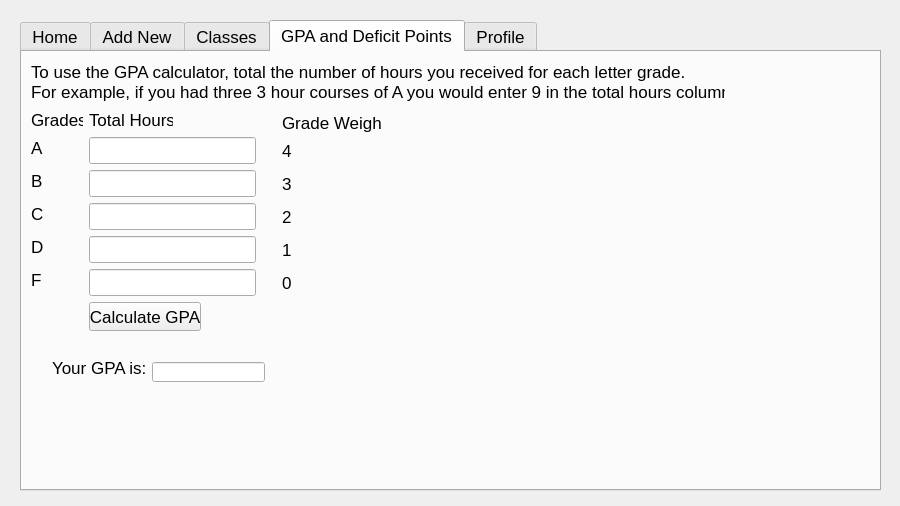
Above: mainwindow.ui from ptwich2/StudentScheduler- before the change. Below: the same form after it.
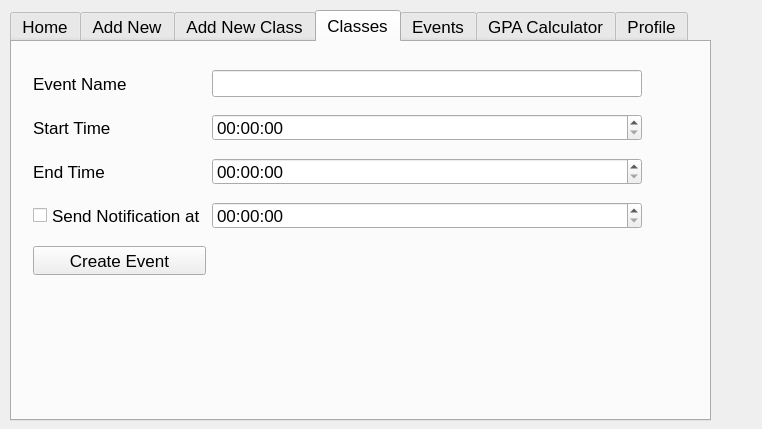
That is the form after the change. The open tabs and pages were chosen to show the change.

Commit message: updated ui/code with adding new events

The edit to the form file:
```diff
--- a/mainwindow.ui
+++ b/mainwindow.ui
@@ -9,8 +9,8 @@
    <rect>
     <x>0</x>
     <y>0</y>
-    <width>900</width>
-    <height>506</height>
+    <width>762</width>
+    <height>429</height>
    </rect>
   </property>
   <property name="windowTitle">
@@ -25,10 +25,10 @@
   <widget class="QTabWidget" name="tabWidget">
    <property name="geometry">
     <rect>
-     <x>20</x>
-     <y>20</y>
-     <width>861</width>
-     <height>471</height>
+     <x>10</x>
+     <y>10</y>
+     <width>701</width>
+     <height>411</height>
     </rect>
    </property>
    <property name="font">
@@ -282,9 +282,9 @@
      </widget>
     </widget>
    </widget>
-   <widget class="QWidget" name="tab">
+   <widget class="QWidget" name="addNewClass">
     <attribute name="title">
-     <string>Classes</string>
+     <string>Add New Class</string>
     </attribute>
     <widget class="QToolBox" name="toolBox_2">
      <property name="geometry">
@@ -459,7 +459,174 @@
    </widget>
    <widget class="QWidget" name="tab_2">
     <attribute name="title">
-     <string>GPA and Deficit Points</string>
+     <string>Classes</string>
+    </attribute>
+    <widget class="QCheckBox" name="sendNotification">
+     <property name="geometry">
+      <rect>
+       <x>21</x>
+       <y>161</y>
+       <width>173</width>
+       <height>25</height>
+      </rect>
+     </property>
+     <property name="text">
+      <string>Send Notification at </string>
+     </property>
+    </widget>
+    <widget class="QLabel" name="label_25">
+     <property name="geometry">
+      <rect>
+       <x>21</x>
+       <y>72</y>
+       <width>173</width>
+       <height>27</height>
+      </rect>
+     </property>
+     <property name="text">
+      <string>Start Time</string>
+     </property>
+    </widget>
+    <widget class="QLineEdit" name="eventName">
+     <property name="geometry">
+      <rect>
+       <x>200</x>
+       <y>28</y>
+       <width>430</width>
+       <height>27</height>
+      </rect>
+     </property>
+    </widget>
+    <widget class="QLabel" name="label_26">
+     <property name="geometry">
+      <rect>
+       <x>21</x>
+       <y>116</y>
+       <width>173</width>
+       <height>27</height>
+      </rect>
+     </property>
+     <property name="text">
+      <string>End Time</string>
+     </property>
+    </widget>
+    <widget class="QTimeEdit" name="eventStartTime">
+     <property name="geometry">
+      <rect>
+       <x>200</x>
+       <y>72</y>
+       <width>430</width>
+       <height>27</height>
+      </rect>
+     </property>
+    </widget>
+    <widget class="QLabel" name="label_24">
+     <property name="geometry">
+      <rect>
+       <x>21</x>
+       <y>28</y>
+       <width>173</width>
+       <height>27</height>
+      </rect>
+     </property>
+     <property name="text">
+      <string>Event Name</string>
+     </property>
+    </widget>
+    <widget class="QTimeEdit" name="eventEndTime">
+     <property name="geometry">
+      <rect>
+       <x>200</x>
+       <y>116</y>
+       <width>430</width>
+       <height>27</height>
+      </rect>
+     </property>
+    </widget>
+    <widget class="QPushButton" name="createEvent">
+     <property name="geometry">
+      <rect>
+       <x>21</x>
+       <y>204</y>
+       <width>173</width>
+       <height>29</height>
+      </rect>
+     </property>
+     <property name="text">
+      <string>Create Event</string>
+     </property>
+    </widget>
+    <widget class="QTimeEdit" name="eventNotificationTime">
+     <property name="geometry">
+      <rect>
+       <x>200</x>
+       <y>160</y>
+       <width>430</width>
+       <height>27</height>
+      </rect>
+     </property>
+    </widget>
+   </widget>
+   <widget class="QWidget" name="tab">
+    <attribute name="title">
+     <string>Events</string>
+    </attribute>
+    <widget class="QToolBox" name="classEvents">
+     <property name="geometry">
+      <rect>
+       <x>9</x>
+       <y>36</y>
+       <width>621</width>
+       <height>311</height>
+      </rect>
+     </property>
+     <property name="currentIndex">
+      <number>0</number>
+     </property>
+     <widget class="QWidget" name="page">
+      <property name="geometry">
+       <rect>
+        <x>0</x>
+        <y>0</y>
+        <width>621</width>
+        <height>241</height>
+       </rect>
+      </property>
+      <attribute name="label">
+       <string/>
+      </attribute>
+     </widget>
+     <widget class="QWidget" name="">
+      <property name="geometry">
+       <rect>
+        <x>0</x>
+        <y>0</y>
+        <width>621</width>
+        <height>241</height>
+       </rect>
+      </property>
+      <attribute name="label">
+       <string/>
+      </attribute>
+     </widget>
+    </widget>
+    <widget class="QLabel" name="label_27">
+     <property name="geometry">
+      <rect>
+       <x>9</x>
+       <y>9</y>
+       <width>94</width>
+       <height>21</height>
+      </rect>
+     </property>
+     <property name="text">
+      <string>Class Events</string>
+     </property>
+    </widget>
+   </widget>
+   <widget class="QWidget" name="GPA">
+    <attribute name="title">
+     <string>GPA Calculator</string>
     </attribute>
     <widget class="QLabel" name="label_9">
      <property name="geometry">
@@ -720,13 +887,13 @@
       <string>Your GPA is:</string>
      </property>
     </widget>
-    <widget class="QLineEdit" name="GPA">
+    <widget class="QLabel" name="gpa">
      <property name="geometry">
       <rect>
        <x>130</x>
        <y>310</y>
-       <width>113</width>
-       <height>20</height>
+       <width>46</width>
+       <height>13</height>
       </rect>
      </property>
     </widget>
```
Left out of the diff: 75 changed lines with no effect on the pictures. The commit also changes 4 other files.
